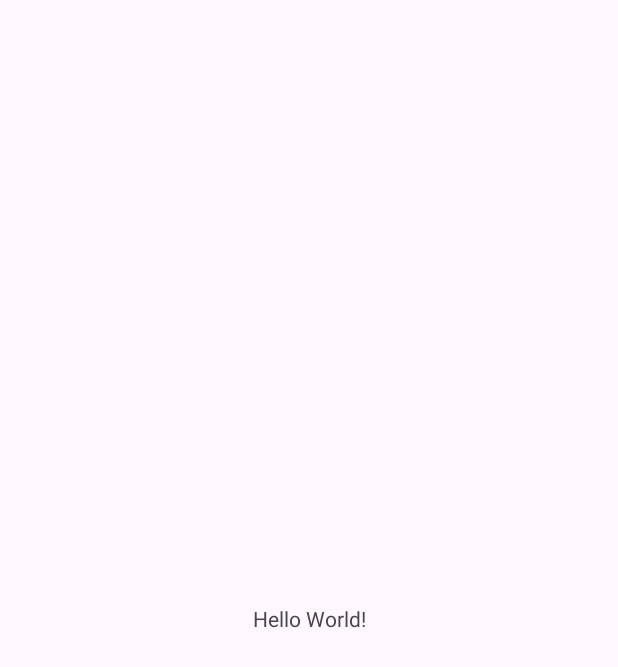
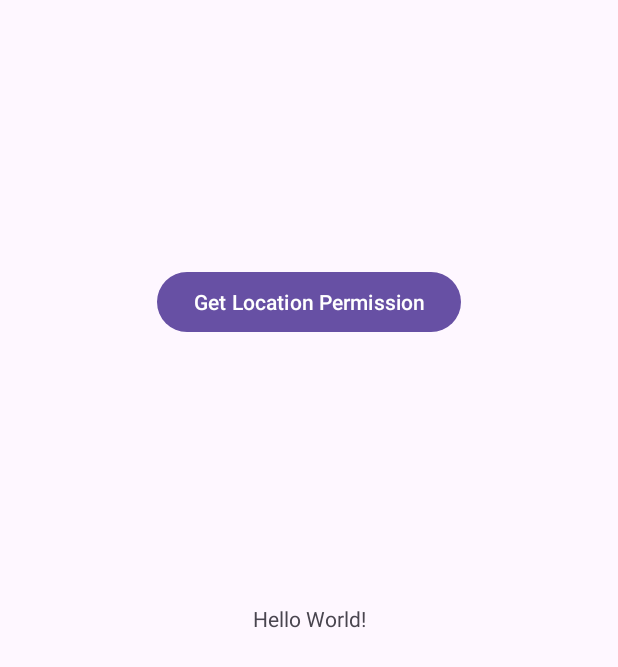
Before and after one commit to dorawyy/cpen321-w23-scam-mers, an Android app: the screen it shows after launch (MainActivity), on a phone screen of 412 x 824 dp. Before the commit the part shown is almost empty. Shown: the top 667 px of the screen. Run offline under Robolectric (Android 15) with nearby library versions, the light colour scheme and no system bars.

Commit message:
added location request button

```diff
--- a/app/src/main/AndroidManifest.xml
+++ b/app/src/main/AndroidManifest.xml
@@ -1,6 +1,9 @@
 <?xml version="1.0" encoding="utf-8"?>
 <manifest xmlns:android="http://schemas.android.com/apk/res/android"
     xmlns:tools="http://schemas.android.com/tools">
+
+    <uses-permission android:name="android.permission.ACCESS_FINE_LOCATION" />
+    <uses-permission android:name="android.permission.ACCESS_COARSE_LOCATION" />
 
     <application
         android:allowBackup="true"
--- a/app/src/main/res/layout/activity_main.xml
+++ b/app/src/main/res/layout/activity_main.xml
@@ -7,6 +7,7 @@
     tools:context=".MainActivity">
 
     <TextView
+        android:id="@+id/textView"
         android:layout_width="wrap_content"
         android:layout_height="wrap_content"
         android:text="Hello World!"
@@ -15,4 +16,14 @@
         app:layout_constraintStart_toStartOf="parent"
         app:layout_constraintTop_toTopOf="parent" />
 
+    <Button
+        android:id="@+id/location_button"
+        android:layout_width="wrap_content"
+        android:layout_height="wrap_content"
+        android:text="@string/location_button_caption"
+        app:layout_constraintBottom_toTopOf="@+id/textView"
+        app:layout_constraintEnd_toEndOf="parent"
+        app:layout_constraintStart_toStartOf="parent"
+        app:layout_constraintTop_toTopOf="parent" />
+
 </androidx.constraintlayout.widget.ConstraintLayout>
--- a/app/src/main/res/values/strings.xml
+++ b/app/src/main/res/values/strings.xml
@@ -1,3 +1,4 @@
 <resources>
     <string name="app_name">RunIO</string>
+    <string name="location_button_caption">Get Location Permission</string>
 </resources>
```
Also changed, not shown: app/src/main/java/com/scammers/runio/MainActivity.java (+57 -0 lines), 1 other file.
